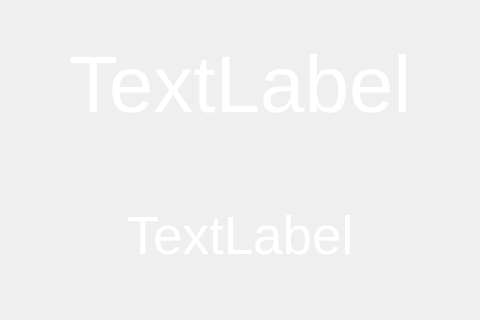
This is mainwindow.ui in dgow/PiClock as Qt 5 draws it before an edit. The edited form follows.
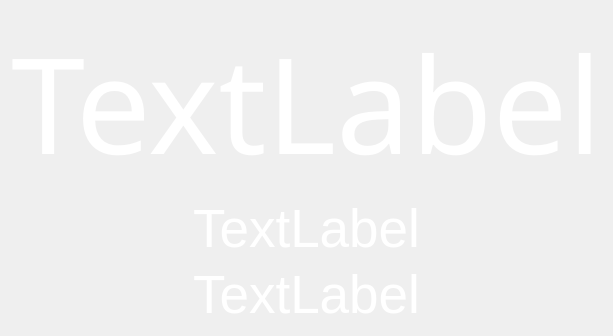
This is the edited form.

```diff
--- a/mainwindow.ui
+++ b/mainwindow.ui
@@ -17,8 +17,6 @@
    <bool>true</bool>
   </property>
   <widget class="QWidget" name="centralWidget">
-   <layout class="QVBoxLayout" name="verticalLayout_2">
-    <item>
      <layout class="QVBoxLayout" name="verticalLayout">
       <item>
        <widget class="QLabel" name="timeLabel">
@@ -61,7 +59,8 @@
         </property>
         <property name="font">
          <font>
-          <pointsize>60</pointsize>
+        <family>American Typewriter</family>
+        <pointsize>100</pointsize>
          </font>
         </property>
         <property name="text">
@@ -124,7 +123,57 @@
         </property>
        </widget>
       </item>
-     </layout>
+    <item>
+     <widget class="QLabel" name="dateLabel">
+      <property name="palette">
+       <palette>
+        <active>
+         <colorrole role="WindowText">
+          <brush brushstyle="SolidPattern">
+           <color alpha="255">
+            <red>255</red>
+            <green>255</green>
+            <blue>255</blue>
+           </color>
+          </brush>
+         </colorrole>
+        </active>
+        <inactive>
+         <colorrole role="WindowText">
+          <brush brushstyle="SolidPattern">
+           <color alpha="255">
+            <red>255</red>
+            <green>255</green>
+            <blue>255</blue>
+           </color>
+          </brush>
+         </colorrole>
+        </inactive>
+        <disabled>
+         <colorrole role="WindowText">
+          <brush brushstyle="SolidPattern">
+           <color alpha="255">
+            <red>127</red>
+            <green>127</green>
+            <blue>127</blue>
+           </color>
+          </brush>
+         </colorrole>
+        </disabled>
+       </palette>
+      </property>
+      <property name="font">
+       <font>
+        <pointsize>40</pointsize>
+       </font>
+      </property>
+      <property name="text">
+       <string>TextLabel</string>
+      </property>
+      <property name="alignment">
+       <set>Qt::AlignCenter</set>
+      </property>
+     </widget>
     </item>
    </layout>
   </widget>
```
Lines whose indentation alone changed are shown as unchanged.
